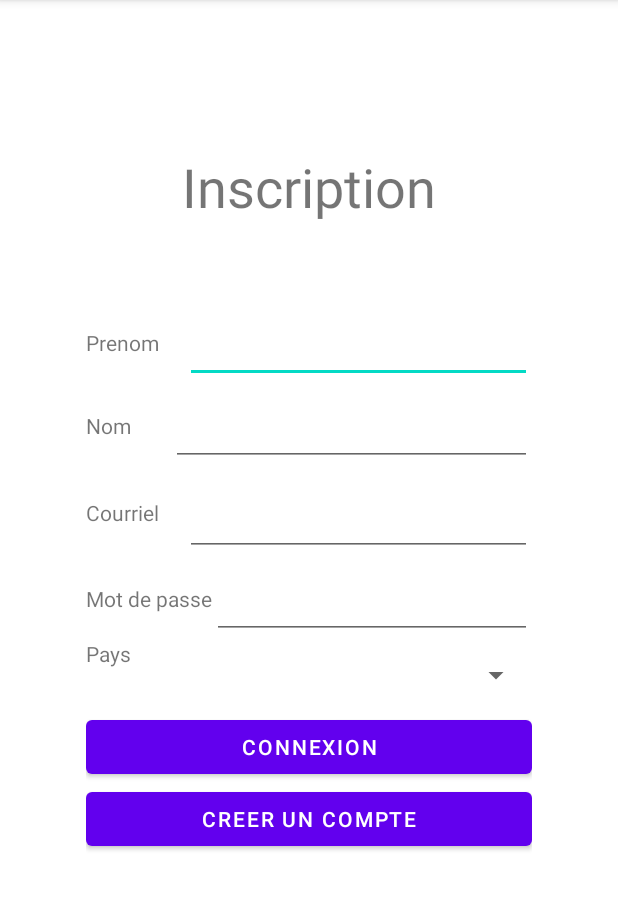
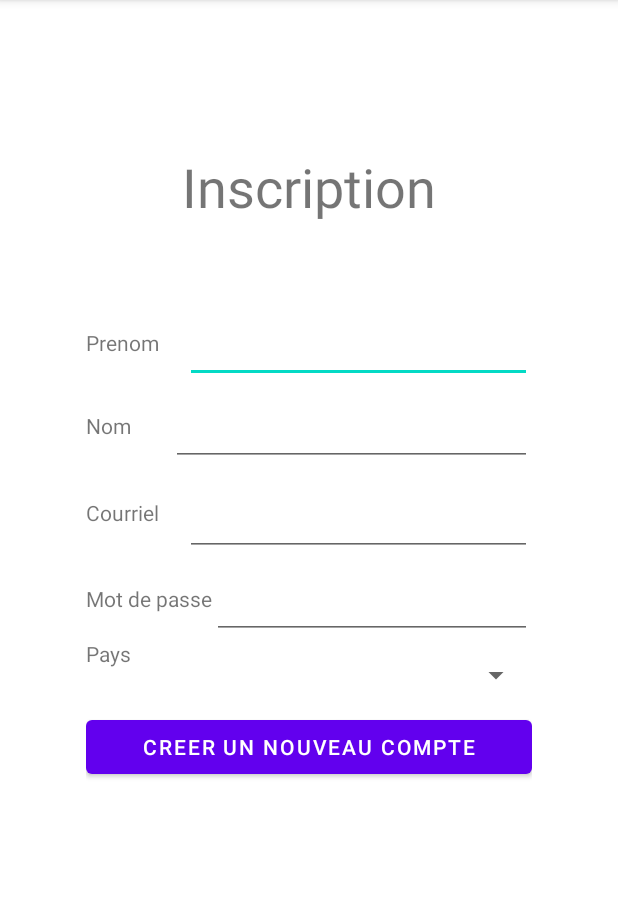
Before and after one commit to elie987654321/TP3AppMobile, an Android app: the CreationActivity screen opened directly, with no data from a screen before it, on a phone screen of 412 x 824 dp, the part 84-994 px from its top. Run offline under Robolectric (Android 15) with nearby library versions, the phone set to English and light mode, and no system bars.

Commit message:
modification des messages

```diff
--- a/tp3/app/src/main/java/com/example/jeudepart/ConnexionActivity.java
+++ b/tp3/app/src/main/java/com/example/jeudepart/ConnexionActivity.java
@@ -48,11 +48,13 @@ public class ConnexionActivity extends AppCompatActivity {
             }
         });
     }
+
     private boolean isValidate(String email) {
         Pattern VALID_EMAIL_ADDRESS_REGEX = Pattern.compile("^[A-Z0-9._%+-]+@[A-Z0-9.-]", Pattern.CASE_INSENSITIVE);
         Matcher matcher = VALID_EMAIL_ADDRESS_REGEX.matcher(email);
         return matcher.find();
     }
+
     public void connectionOnClick(View view) {
         Intent intent = new Intent(ConnexionActivity.this, JeuxActivity.class);
         startActivity(intent);
--- a/tp3/app/src/main/res/layout/activity_creation.xml
+++ b/tp3/app/src/main/res/layout/activity_creation.xml
@@ -144,16 +144,10 @@
     </LinearLayout>
 
     <Button
-        android:id="@+id/buttonConnection"
-        android:layout_width="match_parent"
-        android:layout_height="wrap_content"
-        android:text="@string/connection" />
-
-    <Button
         android:id="@+id/buttonCreation"
         android:layout_width="match_parent"
         android:layout_height="wrap_content"
-        android:text="@string/creation" />
+        android:text="@string/creationNouveau" />
   </LinearLayout>
 
 </androidx.constraintlayout.widget.ConstraintLayout>
--- a/tp3/app/src/main/res/values/strings.xml
+++ b/tp3/app/src/main/res/values/strings.xml
@@ -17,4 +17,5 @@
     <string name="inscription">Inscription</string>
     <string name="connection">connexion</string>
     <string name="creation">creer un compte</string>
+    <string name="creationNouveau">creer un nouveau compte</string>
 </resources>
```
